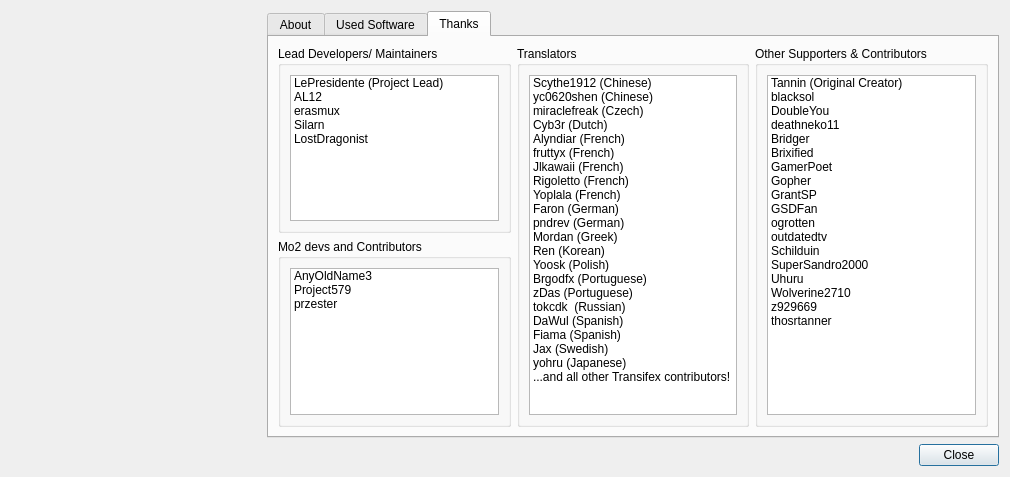
This is modorganizer/src/aboutdialog.ui in Holt59/mo2-merge as Qt 5 draws it before an edit. The edited form follows.
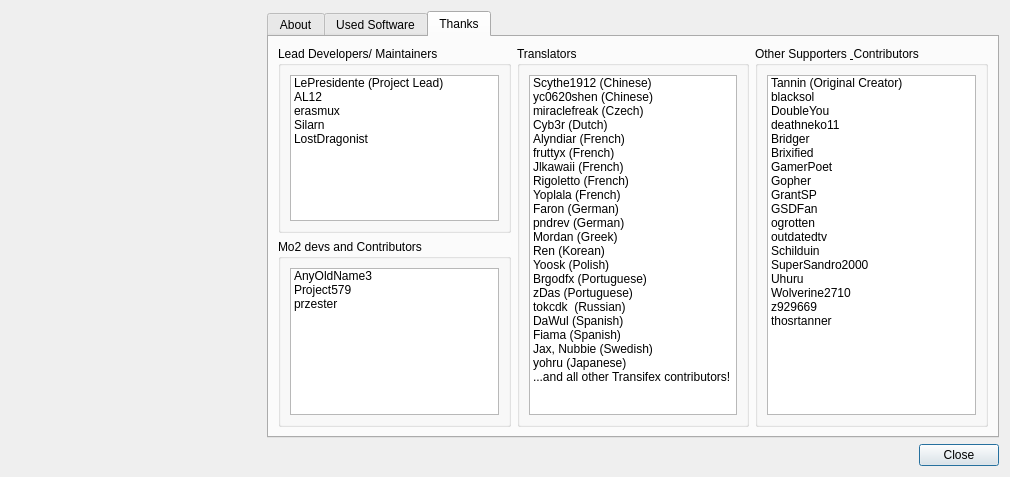
This is the edited form. The open tabs and pages were chosen to show the change. Icons and pictures are not drawn.

Commit message: [modorganizer] Correcting minor spelling mistakes in the UI + add contributor

```diff
--- a/modorganizer/src/aboutdialog.ui
+++ b/modorganizer/src/aboutdialog.ui
@@ -337,7 +337,7 @@
               </item>
               <item>
                <property name="text">
-                <string>Jax (Swedish)</string>
+                <string>Jax, Nubbie (Swedish)</string>
                </property>
               </item>
               <item>
@@ -361,7 +361,7 @@
          <item row="0" column="2" rowspan="2">
           <widget class="QGroupBox" name="groupBox_4">
            <property name="title">
-            <string>Other Supporters &amp;&amp; Contributors</string>
+            <string>Other Supporters &amp; Contributors</string>
            </property>
            <layout class="QVBoxLayout" name="verticalLayout_71">
             <item>
```
The commit also changes 13 other files.
